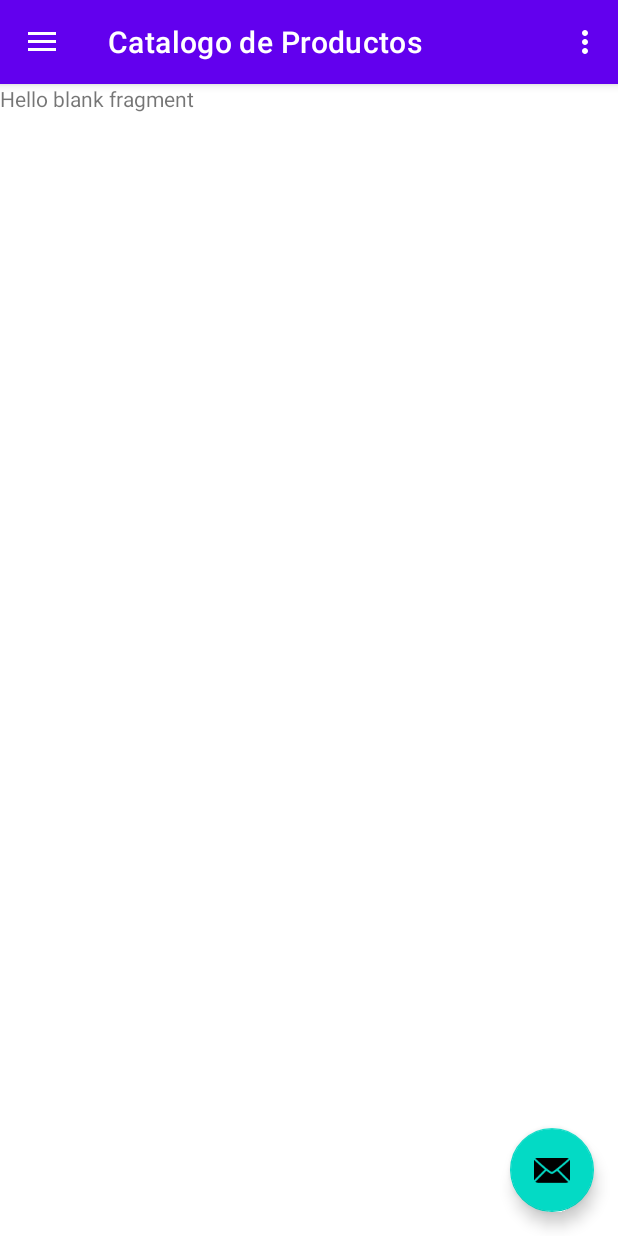
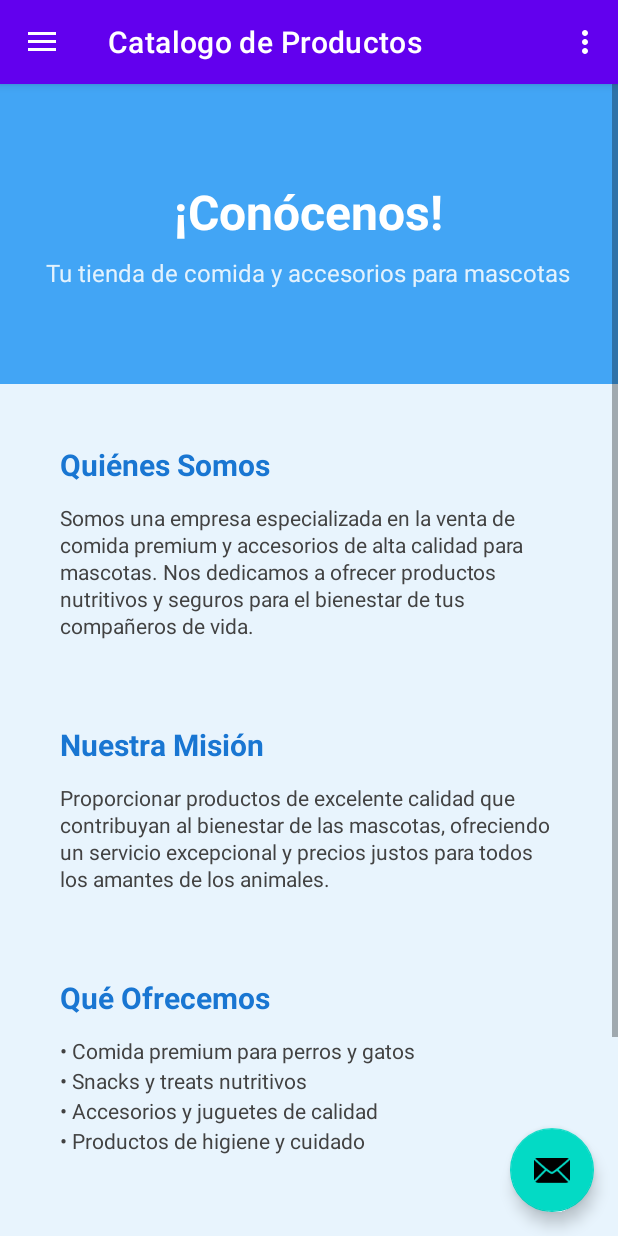
Before and after one commit to Monthy04/Proyecto_Movil, an Android app: the screen it shows after launch (MainActivity), in the side drawer, after a tap on "Nosotros", on a phone screen of 412 x 824 dp. Run offline under Robolectric (Android 15) with nearby library versions, the phone set to English and light mode, and no system bars; our stand-ins replace navigation-ui.

Commit message:
Update fragment_nosotros.xml

```diff
--- a/app/src/main/res/layout/fragment_nosotros.xml
+++ b/app/src/main/res/layout/fragment_nosotros.xml
@@ -1,14 +1,159 @@
 <?xml version="1.0" encoding="utf-8"?>
-<FrameLayout xmlns:android="http://schemas.android.com/apk/res/android"
+<ScrollView xmlns:android="http://schemas.android.com/apk/res/android"
     xmlns:tools="http://schemas.android.com/tools"
     android:layout_width="match_parent"
     android:layout_height="match_parent"
+    android:background="#E8F4FD"
     tools:context=".ui.FragmentNosotros">
 
-    <!-- TODO: Update blank fragment layout -->
-    <TextView
+    <LinearLayout
         android:layout_width="match_parent"
-        android:layout_height="match_parent"
-        android:text="@string/hello_blank_fragment" />
+        android:layout_height="wrap_content"
+        android:orientation="vertical">
 
-</FrameLayout>
+
+        <LinearLayout
+            android:layout_width="match_parent"
+            android:layout_height="200dp"
+            android:background="#42A5F5"
+            android:orientation="vertical"
+            android:gravity="center"
+            android:padding="24dp">
+
+            <TextView
+                android:layout_width="wrap_content"
+                android:layout_height="wrap_content"
+                android:text="¡Conócenos!"
+                android:textSize="32sp"
+                android:textStyle="bold"
+                android:textColor="#FFFFFF"
+                android:layout_marginBottom="8dp" />
+
+            <TextView
+                android:layout_width="wrap_content"
+                android:layout_height="wrap_content"
+                android:text="Tu tienda de comida y accesorios para mascotas"
+                android:textSize="16sp"
+                android:textColor="#E3F2FD"
+                android:gravity="center" />
+
+        </LinearLayout>
+
+
+        <LinearLayout
+            android:layout_width="match_parent"
+            android:layout_height="wrap_content"
+            android:orientation="vertical"
+            android:padding="20dp">
+
+
+            <LinearLayout
+                android:layout_width="match_parent"
+                android:layout_height="wrap_content"
+                android:orientation="vertical"
+                android:padding="20dp"
+                android:layout_marginBottom="16dp">
+
+                <TextView
+                    android:layout_width="wrap_content"
+                    android:layout_height="wrap_content"
+                    android:text="Quiénes Somos"
+                    android:textSize="20sp"
+                    android:textStyle="bold"
+                    android:textColor="#1976D2"
+                    android:layout_marginBottom="12dp" />
+
+                <TextView
+                    android:layout_width="match_parent"
+                    android:layout_height="wrap_content"
+                    android:text="Somos una empresa especializada en la venta de comida premium y accesorios de alta calidad para mascotas. Nos dedicamos a ofrecer productos nutritivos y seguros para el bienestar de tus compañeros de vida."
+                    android:textSize="14sp"
+                    android:textColor="#424242"
+                    android:lineSpacingExtra="2dp" />
+
+            </LinearLayout>
+
+
+            <LinearLayout
+                android:layout_width="match_parent"
+                android:layout_height="wrap_content"
+                android:orientation="vertical"
+                android:padding="20dp"
+                android:layout_marginBottom="16dp">
+
+                <TextView
+                    android:layout_width="wrap_content"
+                    android:layout_height="wrap_content"
+                    android:text="Nuestra Misión"
+                    android:textSize="20sp"
+                    android:textStyle="bold"
+                    android:textColor="#1976D2"
+                    android:layout_marginBottom="12dp" />
+
+                <TextView
+                    android:layout_width="match_parent"
+                    android:layout_height="wrap_content"
+                    android:text="Proporcionar productos de excelente calidad que contribuyan al bienestar de las mascotas, ofreciendo un servicio excepcional y precios justos para todos los amantes de los animales."
+                    android:textSize="14sp"
+                    android:textColor="#424242"
+                    android:lineSpacingExtra="2dp" />
+
+            </LinearLayout>
+
+
+            <LinearLayout
+                android:layout_width="match_parent"
+                android:layout_height="wrap_content"
+                android:orientation="vertical"
+                android:padding="20dp"
+                android:layout_marginBottom="16dp">
+
+                <TextView
+                    android:layout_width="wrap_content"
+                    android:layout_height="wrap_content"
+                    android:text="Qué Ofrecemos"
+                    android:textSize="20sp"
+                    android:textStyle="bold"
+                    android:textColor="#1976D2"
+                    android:layout_marginBottom="12dp" />
+
+                <TextView
+                    android:layout_width="match_parent"
+                    android:layout_height="wrap_content"
+                    android:text="• Comida premium para perros y gatos\n• Snacks y treats nutritivos\n• Accesorios y juguetes de calidad\n• Productos de higiene y cuidado"
+                    android:textSize="14sp"
+                    android:textColor="#424242"
+                    android:lineSpacingExtra="4dp" />
+
+            </LinearLayout>
+
+            <LinearLayout
+                android:layout_width="match_parent"
+                android:layout_height="wrap_content"
+                android:orientation="vertical"
+                android:padding="20dp">
+
+                <TextView
+                    android:layout_width="wrap_content"
+                    android:layout_height="wrap_content"
+                    android:text="Nuestros Valores"
+                    android:textSize="20sp"
+                    android:textStyle="bold"
+                    android:textColor="#1976D2"
+                    android:layout_marginBottom="12dp" />
+
+                <TextView
+                    android:layout_width="match_parent"
+                    android:layout_height="wrap_content"
+                    android:text="• Calidad en cada producto\n• Amor genuino por los animales\n• Servicio al cliente excepcional\n• Precios justos y accesibles"
+                    android:textSize="14sp"
+                    android:textColor="#424242"
+                    android:lineSpacingExtra="4dp" />
+
+            </LinearLayout>
+
+        </LinearLayout>
+
+    </LinearLayout>
+
+</ScrollView>
```
